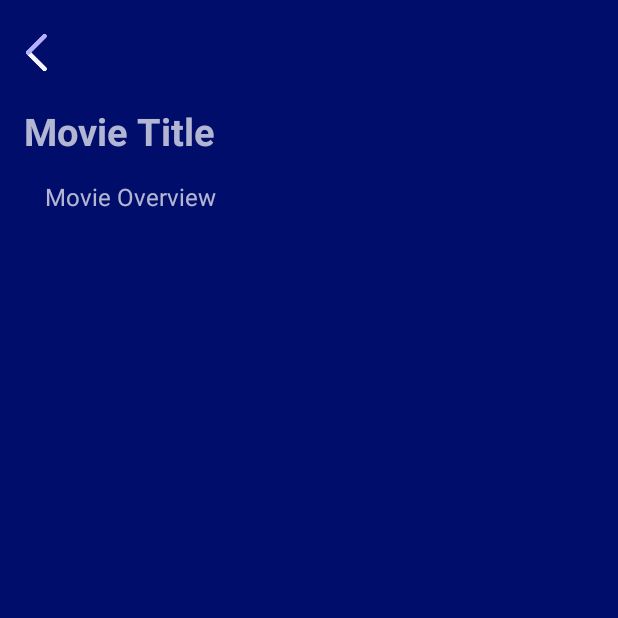
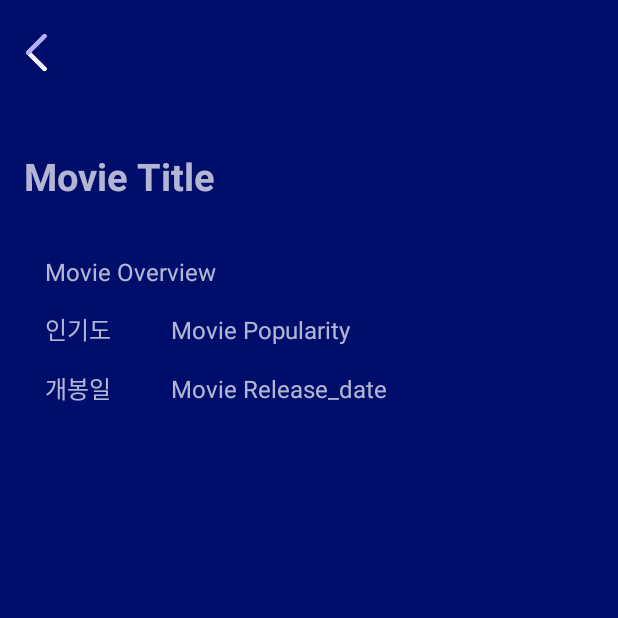
Before and after one commit to leemijung/Android_project, an Android app: the MovieDetail screen opened directly, with no data from a screen before it, on a phone screen of 412 x 824 dp, the top half of it. Run offline under Robolectric (Android 15) with nearby library versions, the phone set to English and light mode, and no system bars; our stand-ins replace Picasso; pictures from the network do not load.

Commit message:
03/29_commit

```diff
--- a/app/src/main/java/com/example/myapplication_test/MovieDetail.kt
+++ b/app/src/main/java/com/example/myapplication_test/MovieDetail.kt
@@ -32,6 +32,8 @@ class MovieDetail : AppCompatActivity() {
         movie?.let {
             findViewById<TextView>(R.id.detail_titleTextView).text = it.title // 타이틀 설정
             findViewById<TextView>(R.id.detail_overviewTextView).text = it.overview // 미리뷰 설정
+            findViewById<TextView>(R.id.detail_popularityTextView).text = it.popularitys // 인기도 설정
+            findViewById<TextView>(R.id.detail_releasedateTextView).text = it.release_date // 개봉일 설정
 
             // 포스터이미지 설정
             val topColor = Color.parseColor("#FF000D6B") // 투명한 색상
--- a/app/src/main/java/com/example/myapplication_test/Selection.kt
+++ b/app/src/main/java/com/example/myapplication_test/Selection.kt
@@ -22,7 +22,7 @@ class Selection  : AppCompatActivity() {
         ballon1.alpha = 0f
         // ObjectAnimator를 사용하여 alpha 속성을 변경하여 나타나는 애니메이션 생성
         val translateYAnimator1 = ObjectAnimator.ofFloat(ballon1, "translationY", 1000f, 0f)
-        translateYAnimator1.duration = 4000 // 애니메이션 지속 시간 (밀리초)
+        translateYAnimator1.duration = 2000 // 애니메이션 지속 시간 (밀리초)
         val alphaAnimator1 = ObjectAnimator.ofFloat(ballon1, "alpha", 0f, 1f)
         alphaAnimator1.duration = 2000 // 애니메이션 지속 시간 (밀리초)
 
--- a/app/src/main/java/com/example/myapplication_test/TvAdapter.kt
+++ b/app/src/main/java/com/example/myapplication_test/TvAdapter.kt
@@ -25,6 +25,7 @@ class TvAdapter(private val tvs: List<Tvlist>, private val listener: OnItemClick
         val textTitle_tv: TextView = itemView.titleTextView
         val textOverview_tv: TextView = itemView.overviewTextView
         val imagePoster_tv: ImageView = itemView.posterImageView
+
         // **리스트 요소 추가 필요 **
 
         // 리스트 클릭
@@ -38,7 +39,7 @@ class TvAdapter(private val tvs: List<Tvlist>, private val listener: OnItemClick
             val position = adapterPosition
             if (position != RecyclerView.NO_POSITION) {
                 val tv = tvs[position]
-                listener.onItemClick(tv) // 아이템 클릭 리스너 호출 -> 클릭된 아이템의 정보를 MovieDetail에 전달
+                listener.onItemClick(tv) // 아이템 클릭 리스너 호출 -> 클릭된 아이템의 정보를 TvDetail에 전달
             }
         }
 
@@ -59,7 +60,6 @@ class TvAdapter(private val tvs: List<Tvlist>, private val listener: OnItemClick
         // 포스터이미지 로드
         Log.d("MyTag", tv.poster_path)
 
-        // **근데 이미지 한개만 일괄적으로 뜨는 문제발생함 수정필요** 초기화문제???
         if (!tv.poster_path.isNullOrBlank()) {
             val posterUrl = "https://image.tmdb.org/t/p/w500${tv.poster_path}"
             Picasso.get().load(posterUrl).into(holder.imagePoster_tv)
--- a/app/src/main/java/com/example/myapplication_test/TvDetail.kt
+++ b/app/src/main/java/com/example/myapplication_test/TvDetail.kt
@@ -32,6 +32,8 @@ class TvDetail : AppCompatActivity() {
         tv?.let {
             findViewById<TextView>(R.id.detail_titleTextView).text = it.title // 타이틀 설정
             findViewById<TextView>(R.id.detail_overviewTextView).text = it.overview // 미리뷰 설정
+            findViewById<TextView>(R.id.detail_popularityTextView).text = it.popularitys // 인기도 설정
+            findViewById<TextView>(R.id.detail_firstairdateTextView).text = it.first_air_date // 방영일 설정
 
             // 포스터이미지 설정
             val topColor = Color.parseColor("#FF000D6B") // 투명한 색상
--- a/app/src/main/res/layout/movie_detail.xml
+++ b/app/src/main/res/layout/movie_detail.xml
@@ -22,6 +22,9 @@
        android:layout_marginTop="10dp"
        android:src="@drawable/back_icon" />
 
+   <LinearLayout
+       android:layout_width="match_parent"
+       android:layout_height="match_parent">
       <TextView
           android:id="@+id/detail_titleTextView"
           android:layout_width="wrap_content"
@@ -29,9 +32,18 @@
           android:text="Movie Title"
           android:textSize="25sp"
           android:textStyle="bold"
-       android:layout_marginTop="70dp"
+          android:layout_marginTop="100dp"
           android:layout_marginStart="16dp"
           android:layout_marginEnd="16dp"/>
+      <!--wish image-->
+
+   </LinearLayout>
+
+
+   <LinearLayout
+       android:layout_width="match_parent"
+       android:orientation="vertical"
+       android:layout_height="match_parent">
 
       <TextView
           android:id="@+id/detail_overviewTextView"
@@ -39,9 +51,58 @@
           android:layout_height="wrap_content"
           android:text="Movie Overview"
           android:textSize="16sp"
-       android:layout_marginTop="120dp"
+          android:layout_marginTop="170dp"
           android:layout_marginStart="30dp"
           android:layout_marginEnd="30dp"/>
 
+      <LinearLayout
+          android:layout_width="match_parent"
+          android:orientation="horizontal"
+          android:layout_marginTop="15dp"
+          android:layout_height="wrap_content">
+         <TextView
+             android:layout_width="wrap_content"
+             android:layout_height="wrap_content"
+             android:text="인기도"
+             android:textSize="16sp"
+             android:layout_marginStart="30dp"
+             android:layout_marginEnd="30dp"/>
+         <TextView
+             android:id="@+id/detail_popularityTextView"
+             android:layout_width="match_parent"
+             android:layout_height="wrap_content"
+             android:text="Movie Popularity"
+             android:textSize="16sp"
+             android:layout_marginStart="10dp"
+             android:layout_marginEnd="30dp"/>
+
+      </LinearLayout>
+
+      <LinearLayout
+          android:layout_width="match_parent"
+          android:orientation="horizontal"
+          android:layout_marginTop="15dp"
+          android:layout_height="wrap_content">
+
+         <TextView
+             android:layout_width="wrap_content"
+             android:layout_height="wrap_content"
+             android:text="개봉일"
+             android:textSize="16sp"
+             android:layout_marginStart="30dp"
+             android:layout_marginEnd="30dp"/>
+         <TextView
+             android:id="@+id/detail_releasedateTextView"
+             android:layout_width="match_parent"
+             android:layout_height="wrap_content"
+             android:text="Movie Release_date"
+             android:textSize="16sp"
+             android:layout_marginStart="10dp"
+             android:layout_marginEnd="30dp"/>
+      </LinearLayout>
+   </LinearLayout>
+
+
+
 
 </FrameLayout >
```
Also changed, not shown: app/src/main/java/com/example/myapplication_test/ApiService.kt (+14 -2 lines), app/src/main/java/com/example/myapplication_test/MovieAdapter.kt (+19 -0 lines), app/src/main/java/com/example/myapplication_test/Results_display.kt (+9 -22 lines), app/src/main/java/com/example/myapplication_test/Search.kt (+28 -12 lines), app/src/main/res/layout/tv_detail.xml (+62 -2 lines). Lines whose indentation alone changed are shown as unchanged.
